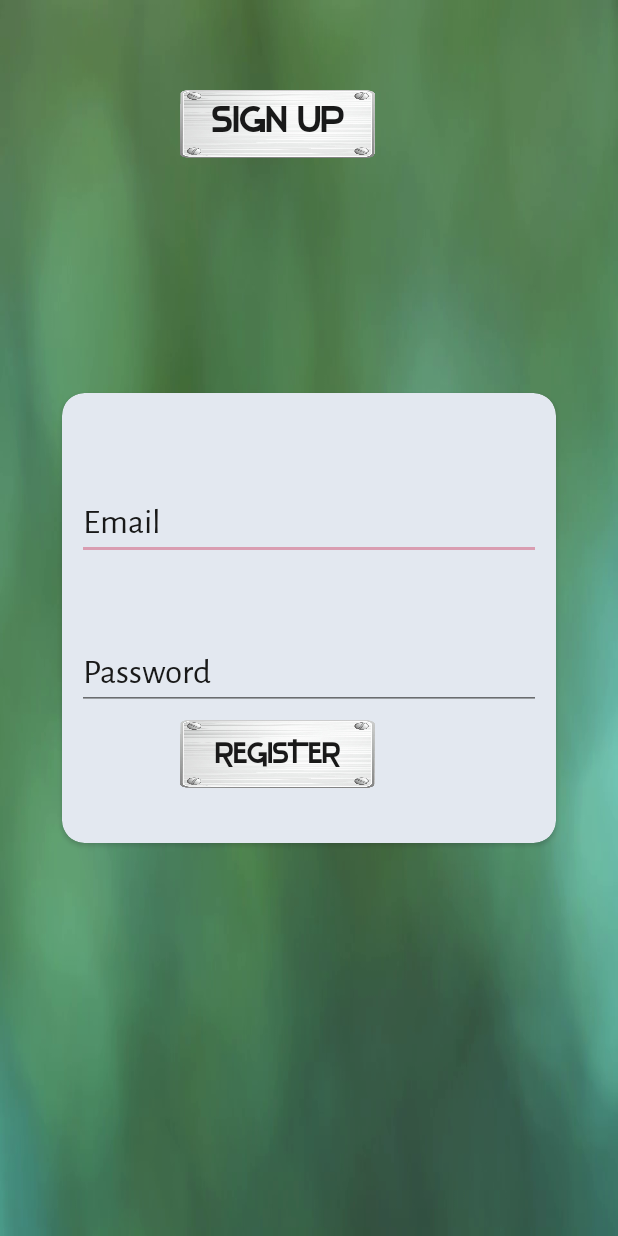
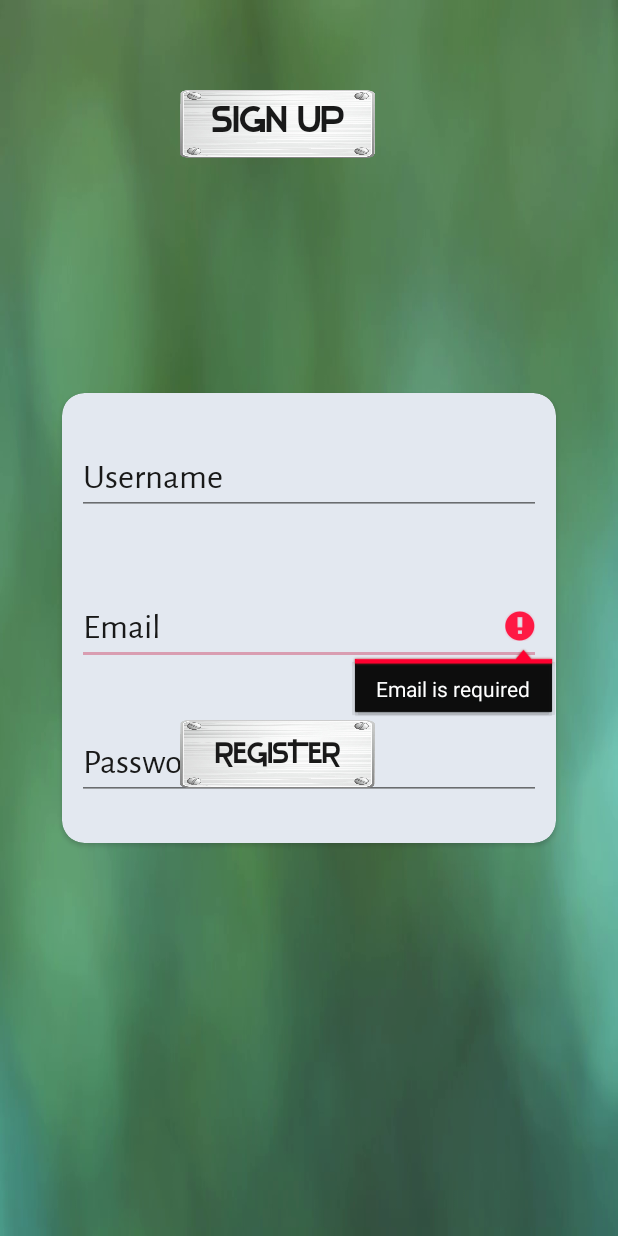
Before and after one commit to PauDenise/JunkIt, an Android app: the SignUp screen opened directly, with no data from a screen before it, after a tap on "REGISTER", on a phone screen of 412 x 824 dp. Run offline under Robolectric (Android 15) with nearby library versions, the phone set to English and light mode, and no system bars; our stand-ins replace Firebase (no records; nobody signed in at launch, a user with empty details on screens opened directly).

Commit message:
May changes sa sign up.

```diff
--- a/app/src/main/java/com/gui/pc1/junkit/SignUp.java
+++ b/app/src/main/java/com/gui/pc1/junkit/SignUp.java
@@ -5,6 +5,7 @@ import android.support.annotation.NonNull;
 import android.support.v7.app.AppCompatActivity;
 import android.os.Bundle;
 import android.text.TextUtils;
+import android.util.Patterns;
 import android.view.View;
 import android.widget.Button;
 import android.widget.EditText;
@@ -21,6 +22,7 @@ import com.google.firebase.auth.FirebaseAuthUserCollisionException;
 public class SignUp extends AppCompatActivity implements View.OnClickListener {
 
     private Button buttonRegister;
+    private EditText editTextUsername;
     private EditText editTextEmail;
     private EditText editTextPassword;
     private TextView TextViewLogin;
@@ -37,6 +39,7 @@ public class SignUp extends AppCompatActivity implements View.OnClickListener {
 
         progressBar = findViewById(R.id.progressbar);
         buttonRegister = findViewById(R.id.buttonRegister);
+        editTextUsername = findViewById(R.id.EditTextUsername);
         editTextEmail = findViewById(R.id.EditTextEmail);
         editTextPassword = findViewById(R.id.EditTextPassword);
         TextViewLogin = findViewById(R.id.textViewLogin);
@@ -49,13 +52,23 @@ public class SignUp extends AppCompatActivity implements View.OnClickListener {
         String email = editTextEmail.getText().toString().trim();
         String password = editTextPassword.getText().toString().trim();
 
-        if(TextUtils.isEmpty(email)){
+        if(email.isEmpty()){
             //email is empty
+            editTextEmail.setError("Email is required");
+            editTextEmail.requestFocus();
             Toast.makeText(this, "Please Enter Email.", Toast.LENGTH_SHORT).show();
             return;
         }
-        if(TextUtils.isEmpty(password)){
+
+        if(!Patterns.EMAIL_ADDRESS.matcher(email).matches()){
+            editTextEmail.setError("Please enter a valid email.");
+            editTextEmail.requestFocus();
+            return;
+        }
+        if(password.isEmpty()){
             //password is empty
+            editTextPassword.setError("Password is required");
+            editTextPassword.requestFocus();
             Toast.makeText(this, "Please Enter Password.", Toast.LENGTH_SHORT).show();
             return;
         }
--- a/app/src/main/res/layout/activity_sign_up.xml
+++ b/app/src/main/res/layout/activity_sign_up.xml
@@ -45,13 +45,27 @@
         app:cardCornerRadius="15dp"
         app:cardBackgroundColor="#e1e7ef">
 
+        <EditText
+            android:id="@+id/EditTextUsername"
+            android:layout_width="match_parent"
+            android:layout_height="wrap_content"
+            android:layout_marginTop="30dp"
+            android:layout_marginLeft="10dp"
+            android:layout_marginRight="10dp"
+            android:textSize="23sp"
+            android:hint="Username"
+            android:fontFamily="@font/alegreya"
+            android:textColorHint="#000"
+            android:textColor="#000"
+            android:inputType="textEmailAddress" />
+
 
 
         <EditText
             android:id="@+id/EditTextEmail"
             android:layout_width="match_parent"
             android:layout_height="wrap_content"
-            android:layout_marginTop="60dp"
+            android:layout_marginTop="130dp"
             android:layout_marginLeft="10dp"
             android:layout_marginRight="10dp"
             android:textSize="23sp"
@@ -67,7 +81,7 @@
             android:layout_height="wrap_content"
             android:layout_marginLeft="10dp"
             android:layout_marginRight="10dp"
-            android:layout_marginTop="160dp"
+            android:layout_marginTop="220dp"
             android:textSize="23sp"
             android:textColorHint="#000"
             android:textColor="#000"
```
Also changed, not shown: app/src/main/java/com/gui/pc1/junkit/LoginActivity.java (line endings or trailing spaces), 1 other file.
